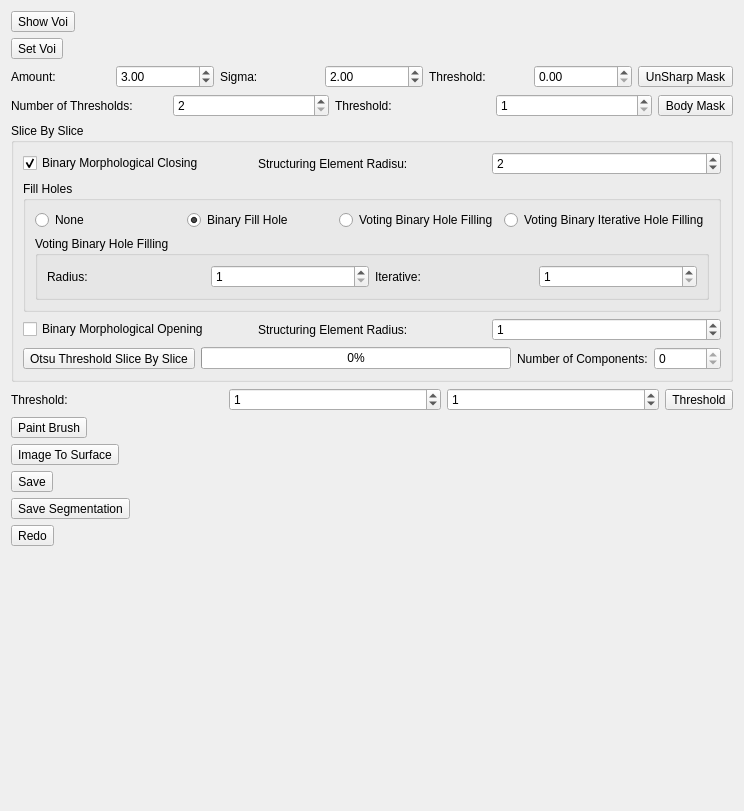
First picture: the form in Libs/view/BoneSegmentationWidget.ui, repository wuzhuobin/MITK-Project, before the edit.
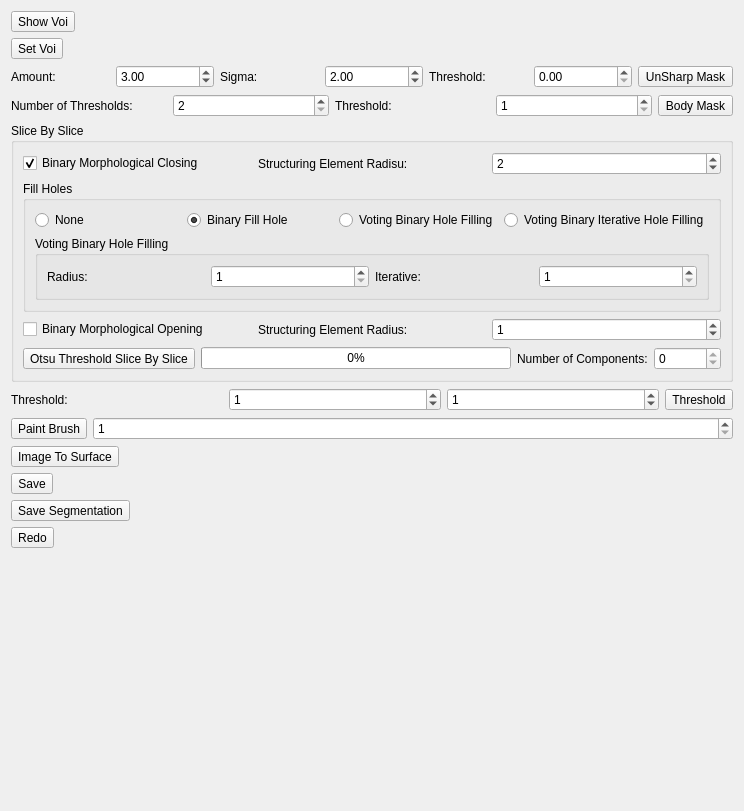
Second picture: the form after the edit.

Commit message: Add setting paint brush size

```diff
--- a/Libs/view/BoneSegmentationWidget.ui
+++ b/Libs/view/BoneSegmentationWidget.ui
@@ -390,6 +390,8 @@
     </layout>
    </item>
    <item>
+    <layout class="QHBoxLayout" name="horizontalLayout_9">
+     <item>
     <widget class="QToolButton" name="toolButtonPaintBrush">
      <property name="text">
       <string>Paint Brush</string>
@@ -401,6 +403,15 @@
       <string notr="true">buttonGroup</string>
      </attribute>
     </widget>
+     </item>
+     <item>
+      <widget class="QSpinBox" name="spinBoxPaintBrushSize">
+       <property name="minimum">
+        <number>1</number>
+       </property>
+      </widget>
+     </item>
+    </layout>
    </item>
    <item>
     <widget class="QToolButton" name="toolButtonImageToSurface">
```
Lines whose indentation alone changed are shown as unchanged. The commit also changes 5 other files.
